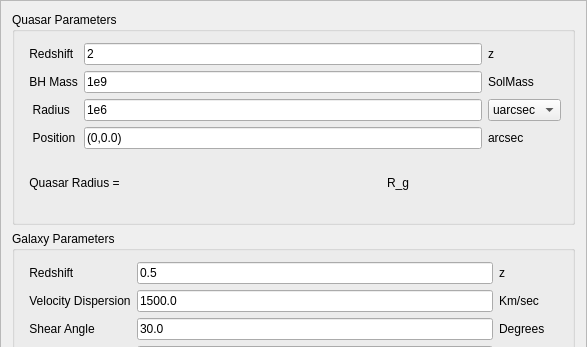
Old version of the form Resources/GUIViews/ParametersView/parametersview.ui in the repository JordanKoeller/MirageOld; both pictures show x 0 to 587 and y 0 to 347 of the 587 by 724 pixel window.
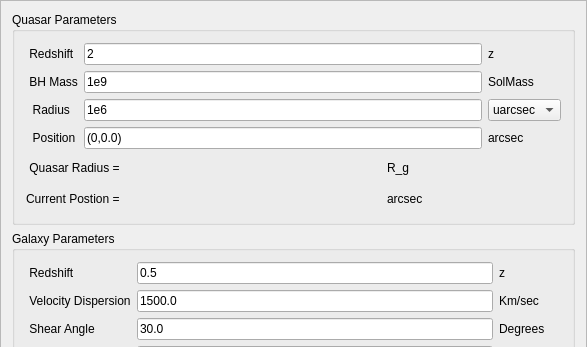
New version of the form.

Diff of the .ui file:
```diff
--- a/Resources/GUIViews/ParametersView/parametersview.ui
+++ b/Resources/GUIViews/ParametersView/parametersview.ui
@@ -57,8 +57,8 @@
        <rect>
         <x>0</x>
         <y>0</y>
-        <width>585</width>
-        <height>722</height>
+        <width>572</width>
+        <height>739</height>
        </rect>
       </property>
       <property name="maximumSize">
@@ -220,6 +220,31 @@
             </item>
            </layout>
           </item>
+          <item>
+           <layout class="QHBoxLayout" name="horizontalLayout">
+            <item>
+             <widget class="QLabel" name="label_6">
+              <property name="text">
+               <string>Current Postion = </string>
+              </property>
+             </widget>
+            </item>
+            <item>
+             <widget class="QLabel" name="observedPosLabel">
+              <property name="text">
+               <string/>
+              </property>
+             </widget>
+            </item>
+            <item>
+             <widget class="QLabel" name="label_8">
+              <property name="text">
+               <string>arcsec</string>
+              </property>
+             </widget>
+            </item>
+           </layout>
+          </item>
          </layout>
         </widget>
        </item>
```
